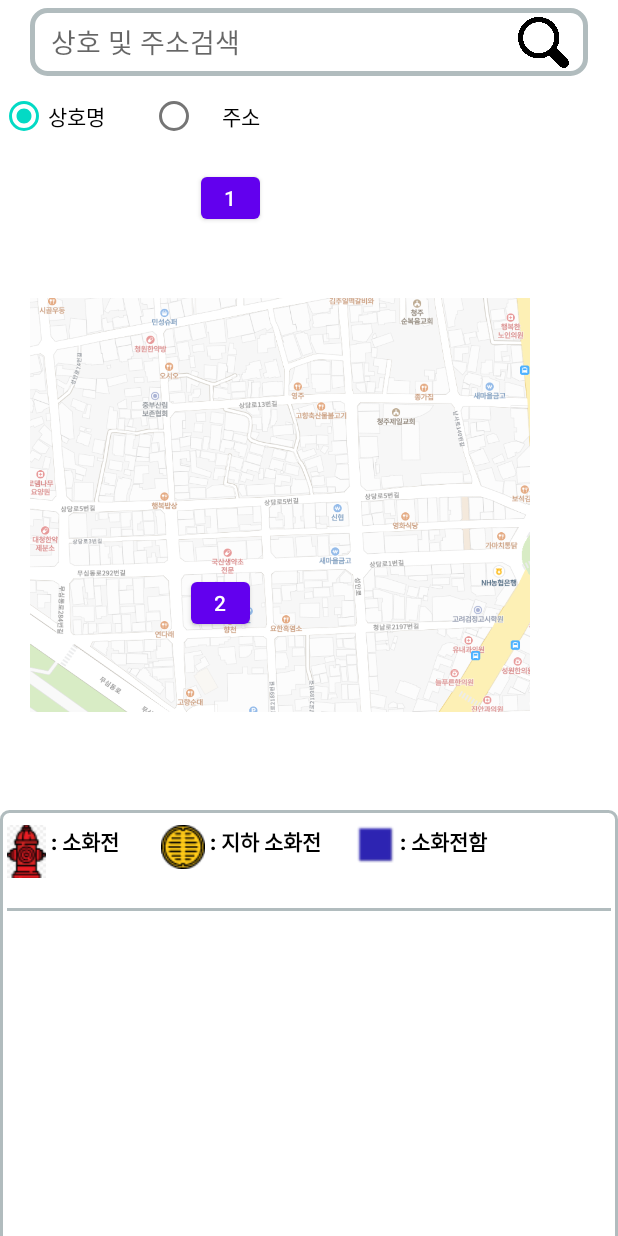
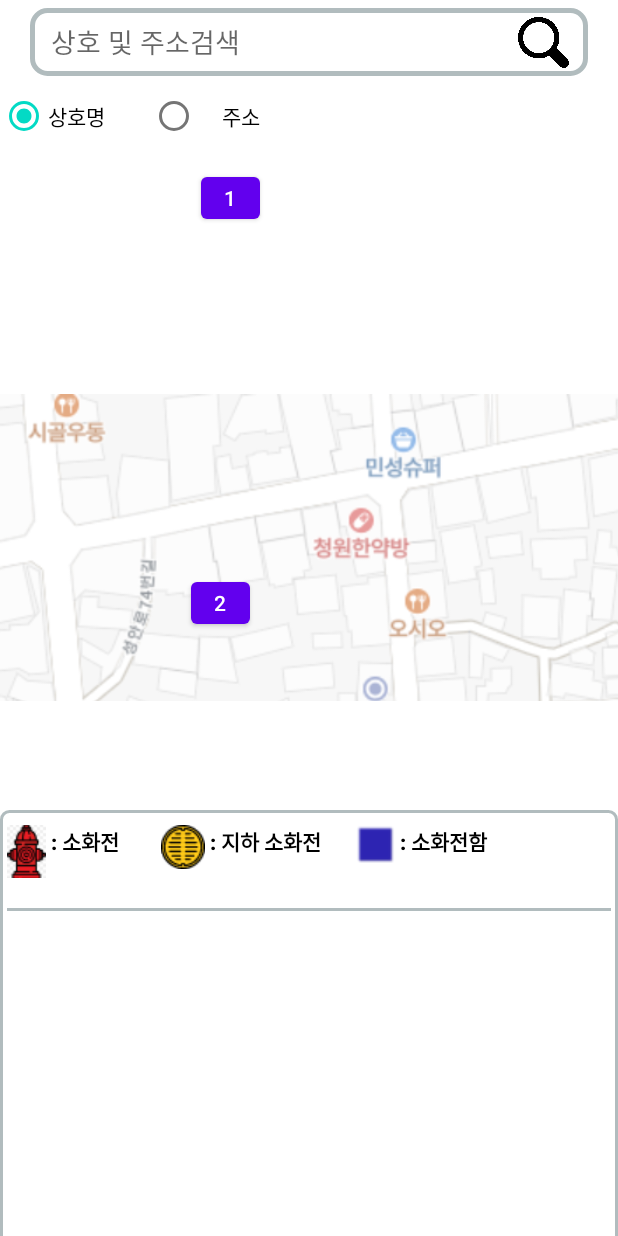
Before and after one commit to jsk41755/6st_Marketplace_operation_map, an Android app: the screen it shows after launch (MainActivity), on a phone screen of 412 x 824 dp. Run offline under Robolectric (Android 15) with nearby library versions, the phone set to English and light mode, and no system bars; our stand-ins replace CircleImageView, Firebase (no records; nobody signed in at launch, a user with empty details on screens opened directly).

Commit message:
ver 0.6.2(이미지 크기 늘림, 터치로 이동. 프레임 레이아웃 개선점 존재)

```diff
--- a/app/src/main/res/layout/activity_main.xml
+++ b/app/src/main/res/layout/activity_main.xml
@@ -179,18 +179,20 @@
 
         </LinearLayout>
 
-        <ImageView
-            android:id="@+id/imageView2"
-            android:layout_width="333dp"
-            android:layout_height="280dp"
-            android:layout_marginTop="40dp"
+        <FrameLayout
+            android:layout_width="match_parent"
+            android:layout_height="290dp"
             app:layout_constraintBottom_toTopOf="@+id/linearLayout"
-            app:layout_constraintEnd_toEndOf="parent"
-            app:layout_constraintHorizontal_bias="0.256"
-            app:layout_constraintStart_toStartOf="parent"
-            app:layout_constraintTop_toTopOf="parent"
-            app:layout_constraintVertical_bias="0.704"
-            app:srcCompat="@drawable/naver_map2" />
+            app:layout_constraintTop_toBottomOf="@+id/relativeLayout">
+
+            <ImageView
+                android:id="@+id/imageView2"
+                android:layout_width="1000dp"
+                android:layout_height="1000dp"
+                app:srcCompat="@drawable/naver_map2" />
+
+
+        </FrameLayout>
 
         <Button
             android:id="@+id/btn_Zone1"
@@ -217,7 +219,7 @@
             app:layout_constraintVertical_bias="0.761" />
 
 
-        </androidx.constraintlayout.widget.ConstraintLayout>
+    </androidx.constraintlayout.widget.ConstraintLayout>
 
 
-    </androidx.constraintlayout.widget.ConstraintLayout>
+</androidx.constraintlayout.widget.ConstraintLayout>
```
Also changed, not shown: app/src/main/java/com/example/testtest/MainActivity.java (+18 -7 lines).
